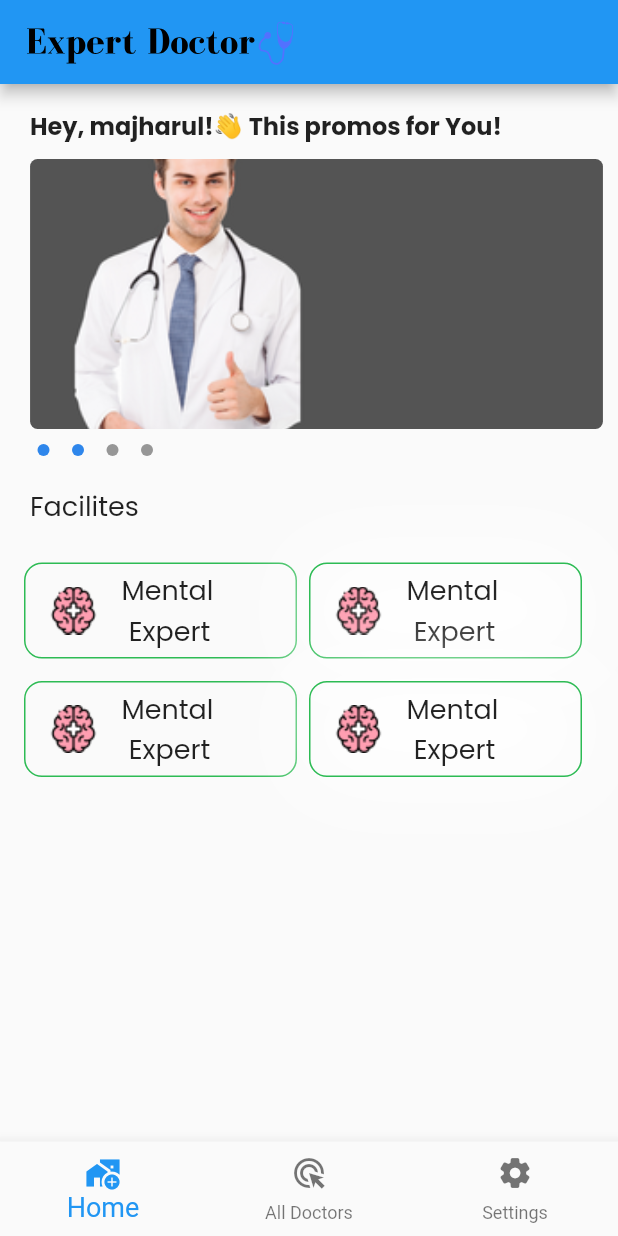
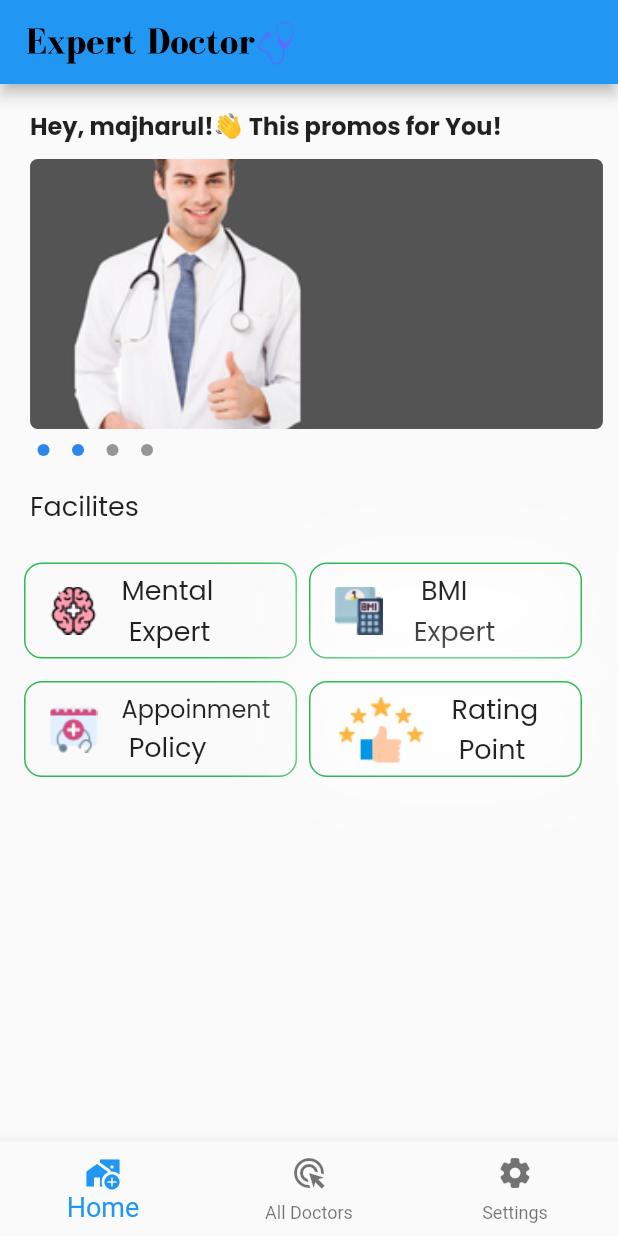
Before and after one commit to majharul-islam181/Text-to-Mental-Health-Detection-using-ML-, a Flutter app: the HomeScreen screen opened directly, on a phone screen of 412 x 824 dp. Run offline on Flutter 3.47's test engine with Material 2 defaults, Android fonts, the phone set to English and light mode, and no system bars; drawn by our look-alikes of carousel_slider; our stand-ins replace cloud_firestore, firebase_auth, firebase_core, firebase_storage, flutter_svg, get and 3 more; missing offline and left inert: fl_country_code_picker; accounts and stored records are empty; project files that could hold a hidden picture were left out.

Commit message:
last update 15th dec

```diff
--- a/lib/utils/app_constants.dart
+++ b/lib/utils/app_constants.dart
@@ -2,7 +2,7 @@ class AppConstants{
 //  static const kGoogleApiKey = "YOUR-Map-KEy";
 
   static const String helloNiceToMeetYou = 'Hello, nice to meet you!';
-  static const String getMovingWithGreenTaxi = 'Get moving with Green Taxi';
+  static const String getMovingWithGreenTaxi = 'Get moving with Expert Doctor';
   static const String enterMobileNumber = 'Enter your mobile number';
   static const String byCreating = 'By creating an account, you agree to our';
   static const String termsOfService = 'Terms of Service';
--- a/lib/views/home_screen.dart
+++ b/lib/views/home_screen.dart
@@ -56,7 +56,6 @@ class _HomeScreenState extends State<HomeScreen> {
           BottomNavigationBarItem(
               icon: Icon(Icons.home),
               activeIcon: Icon(Icons.add_home_work_sharp),
-
               label: 'Home'),
           BottomNavigationBarItem(
               icon: Icon(Icons.ads_click),
@@ -146,6 +145,7 @@ class _HomeScreenState extends State<HomeScreen> {
                   )
                 ],
               )),
+
             ),
           ),
           const SizedBox(
@@ -155,10 +155,6 @@ class _HomeScreenState extends State<HomeScreen> {
             padding: const EdgeInsets.symmetric(horizontal: 30),
             child: Column(
               children: [
-                buildDrawerItem(
-                  title: 'Payment History', onPressed: () {},
-                  // onPressed: () => Get.to(() => PaymentScreen()),
-                ),
                 buildDrawerItem(
                     title: 'History', onPressed: () {}, isVisible: true),
                 buildDrawerItem(title: 'Invite Friends', onPressed: () {}),
--- a/lib/views/navbar/innerHomePage.dart
+++ b/lib/views/navbar/innerHomePage.dart
@@ -10,7 +10,6 @@ import 'package:google_fonts/google_fonts.dart';
 import 'package:mental/utils/app_colors.dart';
 import '../carousel.dart';
 
-
 class iHomepage extends StatefulWidget {
   const iHomepage({super.key});
 
@@ -19,9 +18,6 @@ class iHomepage extends StatefulWidget {
 }
 
 class _iHomepageState extends State<iHomepage> {
-
-
-
   @override
   Widget build(BuildContext context) {
     return Scaffold(
@@ -123,7 +119,7 @@ class _iHomepageState extends State<iHomepage> {
                           ),
                           child: Row(
                             children: [
-                              Image.asset('assets/mental-health.png'),
+                              Image.asset('assets/bmi.png'),
                               Padding(
                                 padding: EdgeInsets.only(left: 16),
                                 child: Column(
@@ -131,7 +127,7 @@ class _iHomepageState extends State<iHomepage> {
                                   mainAxisAlignment: MainAxisAlignment.center,
                                   children: [
                                     Text(
-                                      'Mental  ',
+                                      '  BMI  ',
                                       style: GoogleFonts.poppins(
                                         fontSize: 18,
                                       ),
@@ -168,7 +164,7 @@ class _iHomepageState extends State<iHomepage> {
                           ),
                           child: Row(
                             children: [
-                              Image.asset('assets/mental-health.png'),
+                              Image.asset('assets/medical-appointment.png'),
                               Padding(
                                 padding: EdgeInsets.only(left: 16),
                                 child: Column(
@@ -176,13 +172,13 @@ class _iHomepageState extends State<iHomepage> {
                                   mainAxisAlignment: MainAxisAlignment.center,
                                   children: [
                                     Text(
-                                      'Mental  ',
+                                      'Appoinment',
                                       style: GoogleFonts.poppins(
-                                        fontSize: 18,
+                                        fontSize: 16,
                                       ),
                                     ),
                                     Text(
-                                      ' Expert  ',
+                                      ' Policy  ',
                                       style: GoogleFonts.poppins(
                                         fontSize: 18,
                                       ),
@@ -212,7 +208,7 @@ class _iHomepageState extends State<iHomepage> {
                           ),
                           child: Row(
                             children: [
-                              Image.asset('assets/mental-health.png'),
+                              Image.asset('assets/rate.png'),
                               Padding(
                                 padding: EdgeInsets.only(left: 16),
                                 child: Column(
@@ -220,13 +216,13 @@ class _iHomepageState extends State<iHomepage> {
                                   mainAxisAlignment: MainAxisAlignment.center,
                                   children: [
                                     Text(
-                                      'Mental  ',
+                                      'Rating  ',
                                       style: GoogleFonts.poppins(
                                         fontSize: 18,
                                       ),
                                     ),
                                     Text(
-                                      ' Expert  ',
+                                      ' Point  ',
                                       style: GoogleFonts.poppins(
                                         fontSize: 18,
                                       ),
@@ -243,7 +239,6 @@ class _iHomepageState extends State<iHomepage> {
                 ],
               ),
             ),
-
           ],
         ),
       ),
--- a/lib/widgets/login_widget.dart
+++ b/lib/widgets/login_widget.dart
@@ -19,7 +19,7 @@ Widget loginWidget(CountryCode countryCode, Function onCountryChange, Function o
         ),
         textWidget(
             text: AppConstants.getMovingWithGreenTaxi,
-            fontSize: 24,
+            fontSize: 22,
             fontWeight: FontWeight.bold),
         const SizedBox(
           height: 30,
```
Also changed, not shown: assets/bmi (1).png (added), assets/bmi.png (added), assets/medical-appointment.png (added), assets/mental-health (1).png (added), assets/rate.png (added), assets/slider1.png (added), assets/slider1.svg (added).
